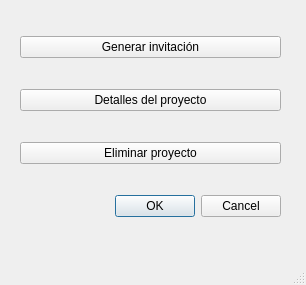
adrianvillanueva997/computation_lab_2, file Interfaces/view_config_project.ui: the form before one commit.
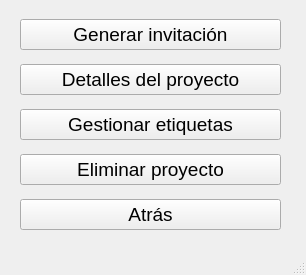
The form after the commit.

Commit message: Cambios en Interfaz, Añadido Configurar Proyecto

```diff
--- a/Interfaces/view_config_project.ui
+++ b/Interfaces/view_config_project.ui
@@ -7,14 +7,14 @@
                 <x>0</x>
                 <y>0</y>
                 <width>306</width>
-                <height>285</height>
+    <height>275</height>
             </rect>
         </property>
         <property name="windowTitle">
             <string>Configuración Proyecto</string>
         </property>
         <widget class="QWidget" name="centralwidget">
-            <widget class="QWidget" name="">
+   <widget class="QWidget" name="layoutWidget">
                 <property name="geometry">
                     <rect>
                         <x>20</x>
@@ -25,7 +25,12 @@
                 </property>
                 <layout class="QVBoxLayout" name="verticalLayout">
                     <item>
-                        <widget class="QPushButton" name="pushButton">
+      <widget class="QPushButton" name="pushButton_generarInvitacion">
+       <property name="font">
+        <font>
+         <pointsize>14</pointsize>
+        </font>
+       </property>
                             <property name="cursor">
                                 <cursorShape>PointingHandCursor</cursorShape>
                             </property>
@@ -35,7 +40,12 @@
                         </widget>
                     </item>
                     <item>
-                        <widget class="QPushButton" name="pushButton_2">
+      <widget class="QPushButton" name="pushButton_detallesProyecto">
+       <property name="font">
+        <font>
+         <pointsize>14</pointsize>
+        </font>
+       </property>
                             <property name="cursor">
                                 <cursorShape>PointingHandCursor</cursorShape>
                             </property>
@@ -45,7 +55,24 @@
                         </widget>
                     </item>
                     <item>
-                        <widget class="QPushButton" name="pushButton_3">
+      <widget class="QPushButton" name="pushButton_GestionarEtiquetas">
+       <property name="font">
+        <font>
+         <pointsize>14</pointsize>
+        </font>
+       </property>
+       <property name="text">
+        <string>Gestionar etiquetas</string>
+       </property>
+      </widget>
+     </item>
+     <item>
+      <widget class="QPushButton" name="pushButton_eliminarProyecto">
+       <property name="font">
+        <font>
+         <pointsize>14</pointsize>
+        </font>
+       </property>
                             <property name="cursor">
                                 <cursorShape>PointingHandCursor</cursorShape>
                             </property>
@@ -55,12 +82,14 @@
                         </widget>
                     </item>
                     <item>
-                        <widget class="QDialogButtonBox" name="buttonBox">
-                            <property name="orientation">
-                                <enum>Qt::Horizontal</enum>
-                            </property>
-                            <property name="standardButtons">
-                                <set>QDialogButtonBox::Cancel|QDialogButtonBox::Ok</set>
+      <widget class="QPushButton" name="pushButton_Atras">
+       <property name="font">
+        <font>
+         <pointsize>14</pointsize>
+        </font>
+       </property>
+       <property name="text">
+        <string>Atrás</string>
                             </property>
                         </widget>
                     </item>
```
Lines whose indentation alone changed are shown as unchanged. The commit also changes 38 other files.
